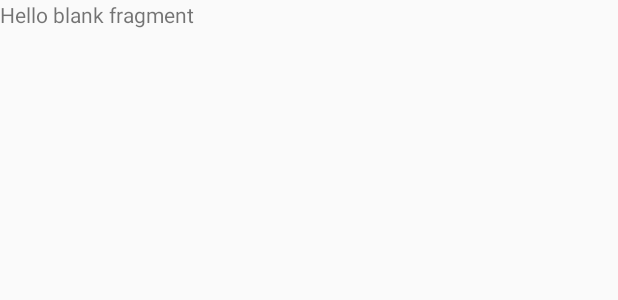
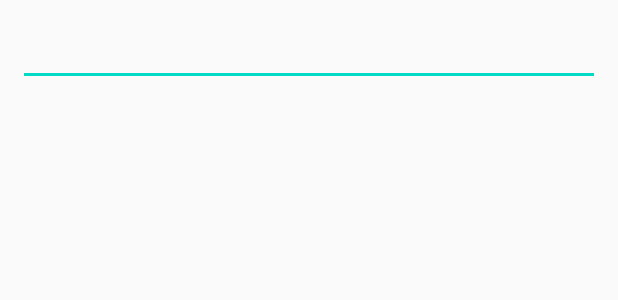
Before and after one commit to m68476521/giphierto, an Android app: the layout fragment_search.xml on its own in the app's theme, with its tools: preview values and no code run, on a phone screen of 412 x 824 dp. Shown: the top 300 px of the screen. Run offline under Robolectric (Android 15) with nearby library versions, the phone set to English and light mode, and no system bars.

Commit message:
Add search
by m68476521.1@gmail.com

```diff
--- a/app/src/main/java/com/m68476521/giphierto/home/Home.kt
+++ b/app/src/main/java/com/m68476521/giphierto/home/Home.kt
@@ -35,8 +35,7 @@ class Home : Fragment() {
     }
 
     private fun search() {
-        println("MIKE")
-        val disposable = GiphyManager.giphyApi.search("dog")
+        val disposable = GiphyManager.giphyApi.trending()
             .observeOn(AndroidSchedulers.mainThread())
             .subscribeOn(Schedulers.io())
             .subscribe({
--- a/app/src/main/res/layout/fragment_search.xml
+++ b/app/src/main/res/layout/fragment_search.xml
@@ -1,14 +1,31 @@
 <?xml version="1.0" encoding="utf-8"?>
-<FrameLayout xmlns:android="http://schemas.android.com/apk/res/android"
+<androidx.constraintlayout.widget.ConstraintLayout xmlns:android="http://schemas.android.com/apk/res/android"
+    xmlns:app="http://schemas.android.com/apk/res-auto"
     xmlns:tools="http://schemas.android.com/tools"
     android:layout_width="match_parent"
     android:layout_height="match_parent"
     tools:context=".search.SearchFragment">
 
-    <!-- TODO: Update blank fragment layout -->
-    <TextView
+    <EditText
+        android:id="@+id/searchEdit"
         android:layout_width="match_parent"
-        android:layout_height="match_parent"
-        android:text="@string/hello_blank_fragment" />
+        android:layout_height="wrap_content"
+        android:layout_margin="12dp"
+        android:imeOptions="actionSearch"
+        android:inputType="text"
+        app:layout_constraintEnd_toEndOf="parent"
+        app:layout_constraintStart_toStartOf="parent"
+        app:layout_constraintTop_toTopOf="parent" />
 
-</FrameLayout>
+    <androidx.recyclerview.widget.RecyclerView
+        android:id="@+id/images"
+        android:layout_width="match_parent"
+        android:layout_height="0dp"
+        android:layout_gravity="center_horizontal"
+        android:layout_margin="12dp"
+        app:layout_constraintBottom_toBottomOf="parent"
+        app:layout_constraintEnd_toEndOf="parent"
+        app:layout_constraintStart_toStartOf="parent"
+        app:layout_constraintTop_toBottomOf="@id/searchEdit" />
+
+</androidx.constraintlayout.widget.ConstraintLayout>
```
Also changed, not shown: app/src/main/java/com/m68476521/giphierto/search/SearchFragment.kt (+48 -3 lines).
